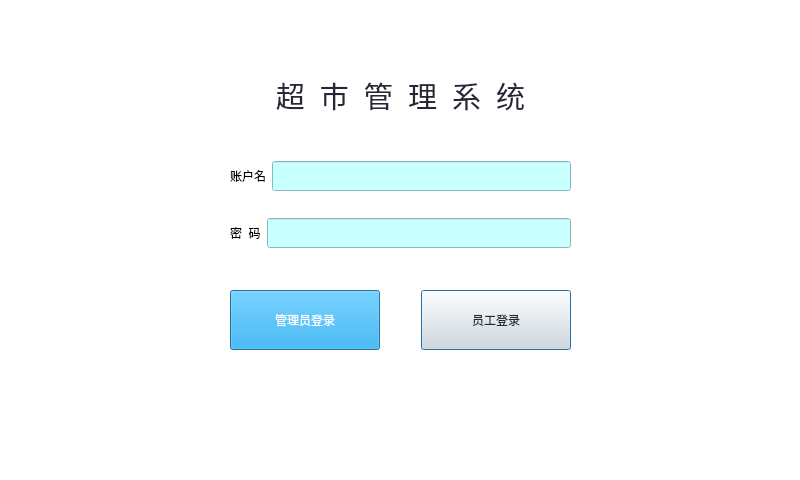
Before: the Qt Designer form mainwindow.ui in cbt-98/Supermarket-Management-System, drawn with Qt 5.
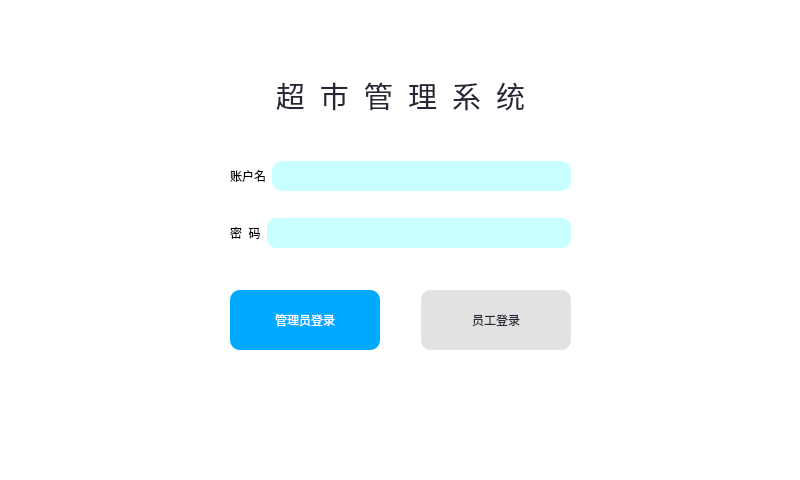
After: the same form once the commit is applied.

Patch:
```diff
--- a/mainwindow.ui
+++ b/mainwindow.ui
@@ -81,8 +81,10 @@
          </property>
          <property name="styleSheet">
           <string notr="true">background-color: rgb(200, 255, 255);
+border-color: rgb(85, 85, 127);
 color: rgb(0, 0, 0);
-font: 12pt &quot;黑体&quot;;</string>
+font: 12pt &quot;黑体&quot;;
+border-radius:10px;</string>
          </property>
          <property name="placeholderText">
           <string/>
@@ -115,7 +117,11 @@
           </size>
          </property>
          <property name="styleSheet">
-          <string notr="true">background-color: rgb(200, 255, 255);</string>
+          <string notr="true">background-color: rgb(200, 255, 255);
+border-color: rgb(85, 85, 127);
+color: rgb(0, 0, 0);
+font: 12pt &quot;黑体&quot;;
+border-radius:10px;</string>
          </property>
          <property name="inputMask">
           <string/>
@@ -156,7 +162,8 @@
        <property name="styleSheet">
         <string notr="true">background-color: rgb(0, 170, 255);
 font: 16pt &quot;黑体&quot;;
-color: rgb(255, 255, 255);</string>
+color: rgb(255, 255, 255);
+border-radius:10px;</string>
        </property>
        <property name="text">
         <string>管理员登录</string>
@@ -193,7 +200,8 @@
        <property name="styleSheet">
         <string notr="true">font: 16pt &quot;黑体&quot;;
 background-color: rgb(226, 226, 226);
-color:rgb(39, 38, 54)</string>
+color:rgb(39, 38, 54);
+border-radius:10px;</string>
        </property>
        <property name="text">
         <string>员工登录</string>
```
